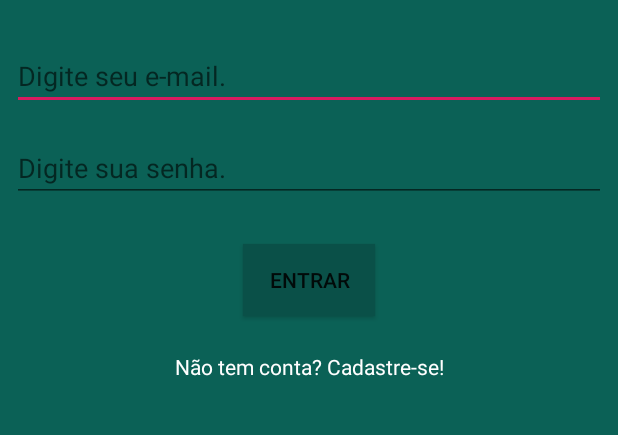
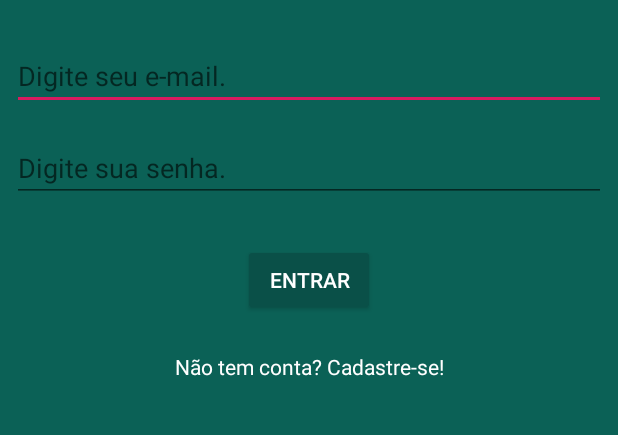
Before and after one commit to renandare/WhatsApp, an Android app: the screen it shows after launch (LoginEmail), on a phone screen of 412 x 824 dp, the part 371-806 px from its top. Run offline under Robolectric (Android 15) with nearby library versions, the phone set to English and light mode, and no system bars; our stand-ins replace Firebase (no records; nobody signed in at launch, a user with empty details on screens opened directly).

Commit message:
Login concluido e inicio toolbar

```diff
--- a/app/src/main/AndroidManifest.xml
+++ b/app/src/main/AndroidManifest.xml
@@ -22,6 +22,7 @@
         <activity android:name=".ValidadorActivity" />
         <activity android:name=".LoginActivity" />
         <activity android:name=".CadastroUsuarioActivity" />
+        <activity android:name=".MainActivity" />
 
     </application>
 
--- a/app/src/main/java/br/com/whatsappandroid/cursoandroid/whatsapp/LoginEmail.java
+++ b/app/src/main/java/br/com/whatsappandroid/cursoandroid/whatsapp/LoginEmail.java
@@ -1,29 +1,97 @@
 package br.com.whatsappandroid.cursoandroid.whatsapp;
 
 import android.content.Intent;
+import android.graphics.Bitmap;
+import android.support.annotation.NonNull;
 import android.support.v7.app.AppCompatActivity;
 import android.os.Bundle;
 import android.view.View;
+import android.widget.Button;
+import android.widget.EditText;
+import android.widget.Toast;
 
+import com.google.android.gms.tasks.OnCompleteListener;
+import com.google.android.gms.tasks.Task;
+import com.google.firebase.auth.AuthResult;
+import com.google.firebase.auth.FirebaseAuth;
 import com.google.firebase.database.DatabaseReference;
 
 import br.com.whatsappandroid.cursoandroid.whatsapp.config.ConfiguracaoFirebase;
+import br.com.whatsappandroid.cursoandroid.whatsapp.model.Usuario;
 
 public class LoginEmail extends AppCompatActivity {
 
-    private DatabaseReference referenciaFirebase;
+    private EditText email;
+    private EditText senha;
+    private Button botaoLogar;
+    private Usuario usuario;
+    private FirebaseAuth autenticacao;
 
     @Override
     protected void onCreate(Bundle savedInstanceState) {
         super.onCreate(savedInstanceState);
         setContentView(R.layout.activity_login_email);
-//        referenciaFirebase = ConfiguracaoFirebase.getFirebase();
+
+        verificaUsuarioLogado();
+
+        email = (EditText) findViewById(R.id.edit_login_email);
+        senha = (EditText) findViewById(R.id.edit_login_senha);
+        botaoLogar = (Button) findViewById(R.id.bt_logar);
+
+       botaoLogar.setOnClickListener(new View.OnClickListener() {
+           @Override
+           public void onClick(View v) {
+
+               usuario = new Usuario();
+               usuario.setEmail(email.getText().toString());
+               usuario.setSenha(senha.getText().toString());
+               validarLogin();
+           }
+       });
+    }
+
+    private void validarLogin(){
+
+        autenticacao = ConfiguracaoFirebase.getFirebaseAuth();
+
+        autenticacao.signInWithEmailAndPassword(
+                usuario.getEmail(),
+                usuario.getSenha()
+        ).addOnCompleteListener(new OnCompleteListener<AuthResult>() {
+            @Override
+            public void onComplete(@NonNull Task<AuthResult> task) {
+                if(task.isSuccessful()){
+                    abrirTelaPrincipal();
+                    Toast.makeText(LoginEmail.this, "Sucesso ao fazer login", Toast.LENGTH_LONG).show();
+                }else{
+                    Toast.makeText(LoginEmail.this, "erro ao fazer login", Toast.LENGTH_LONG).show();
+                }
+            }
+        });
+
 
     }
+
+    //Verifica usuario logado
+    private void verificaUsuarioLogado(){
+        autenticacao = ConfiguracaoFirebase.getFirebaseAuth();
+        if(autenticacao.getCurrentUser() != null){
+            abrirTelaPrincipal();
+        }
+
+    }
+
+    //abre a tela inicial do app
+    private void abrirTelaPrincipal(){
+        Intent intent = new Intent(LoginEmail.this, MainActivity.class);
+        startActivity(intent);
+    }
+
     public void abrirCadastroUsuario(View view){
 
         Intent intent = new Intent(LoginEmail.this, CadastroUsuarioActivity.class);
         startActivity(intent);
+        finish();
 
     }
 
--- a/app/src/main/res/layout/activity_login_email.xml
+++ b/app/src/main/res/layout/activity_login_email.xml
@@ -59,11 +59,13 @@
         android:layout_marginTop="28dp"
         android:layout_marginEnd="8dp"
         android:layout_marginRight="8dp"
-        android:background="@color/colorPrimaryDark"
+        android:theme="@style/botaoPadrao"
         android:text="@string/botao_logar"
         app:layout_constraintEnd_toEndOf="parent"
         app:layout_constraintStart_toStartOf="parent"
-        app:layout_constraintTop_toBottomOf="@+id/edit_login_senha" />
+        app:layout_constraintTop_toBottomOf="@+id/edit_login_senha"
+
+        />
 
     <TextView
         android:id="@+id/textView3"
--- a/app/src/main/res/values/strings.xml
+++ b/app/src/main/res/values/strings.xml
@@ -6,6 +6,10 @@
     <string name="botao_logar">Entrar</string>
     <string name="texto_cadastro">Não tem conta? Cadastre-se!</string>
     <string name="title_activity_cadastro_usuario">CadastroUsuarioActivity</string>
+    <string name="item_configuracoes">Configuraçoes</string>
+    <string name="item_sair">Sair</string>
+    <string name="item_pesquisa">Pesquisar</string>
+    <string name="item_adicionar">Adicionar</string>
 
 
 </resources>
--- a/app/src/main/res/values/styles.xml
+++ b/app/src/main/res/values/styles.xml
@@ -1,17 +1,22 @@
 <resources>
 
     <!-- Base application theme. -->
-    <style name="AppTheme" parent="Theme.AppCompat.Light.DarkActionBar">
-        <!-- Customize your theme here. -->
-        <item name="windowNoTitle">true</item>
-        <item name="windowActionBar">false</item>
+    <style name="AppTheme" parent="Theme.AppCompat.Light.NoActionBar">
         <item name="colorPrimaryDark">@color/colorPrimaryDark</item>
         <item name="colorPrimary">@color/colorPrimary</item>
+        <item name="android:windowBackground">@android:color/white</item>
+        <item name="android:itemBackground">@android:color/white</item>
+        <item name="android:textColor">@android:color/black</item>
         <item name="colorAccent">@color/colorAccent</item>
     </style>
 
-    <style name="AppTheme.AppBarOverlay" parent="ThemeOverlay.AppCompat.Dark.ActionBar" />
+    <style name="botaoPadrao" parent="Theme.AppCompat.Light">
+        <item name="colorButtonNormal">@color/colorPrimaryDark</item>
+        <item name="colorControlHighlight">@color/colorPrimary</item>
+        <item name="android:textColor">@android:color/white</item>
 
-    <style name="AppTheme.PopupOverlay" parent="ThemeOverlay.AppCompat.Light" />
+    </style>
+
+
 
 </resources>
```
Also changed, not shown: app/src/main/java/br/com/whatsappandroid/cursoandroid/whatsapp/CadastroUsuarioActivity.java (+25 -2 lines), app/src/main/java/br/com/whatsappandroid/cursoandroid/whatsapp/MainActivity.java (+44 -0 lines), app/src/main/res/layout/activity_main.xml (+1 -8 lines), app/src/main/res/layout/toolbar.xml (added, +9 -0 lines), app/src/main/res/menu/menu_main.xml (added, +29 -0 lines), app/src/main/res/drawable-hdpi/ic_person_add.png (added), app/src/main/res/drawable-hdpi/ic_search.png (added), app/src/main/res/drawable-mdpi/ic_person_add.png (added), app/src/main/res/drawable-mdpi/ic_search.png (added), app/src/main/res/drawable-xhdpi/ic_person_add.png (added), app/src/main/res/drawable-xhdpi/ic_search.png (added), app/src/main/res/drawable-xxhdpi/ic_person_add.png (added), app/src/main/res/drawable-xxhdpi/ic_search.png (added), app/src/main/res/drawable-xxxhdpi/ic_person_add.png (added), 1 more files.
